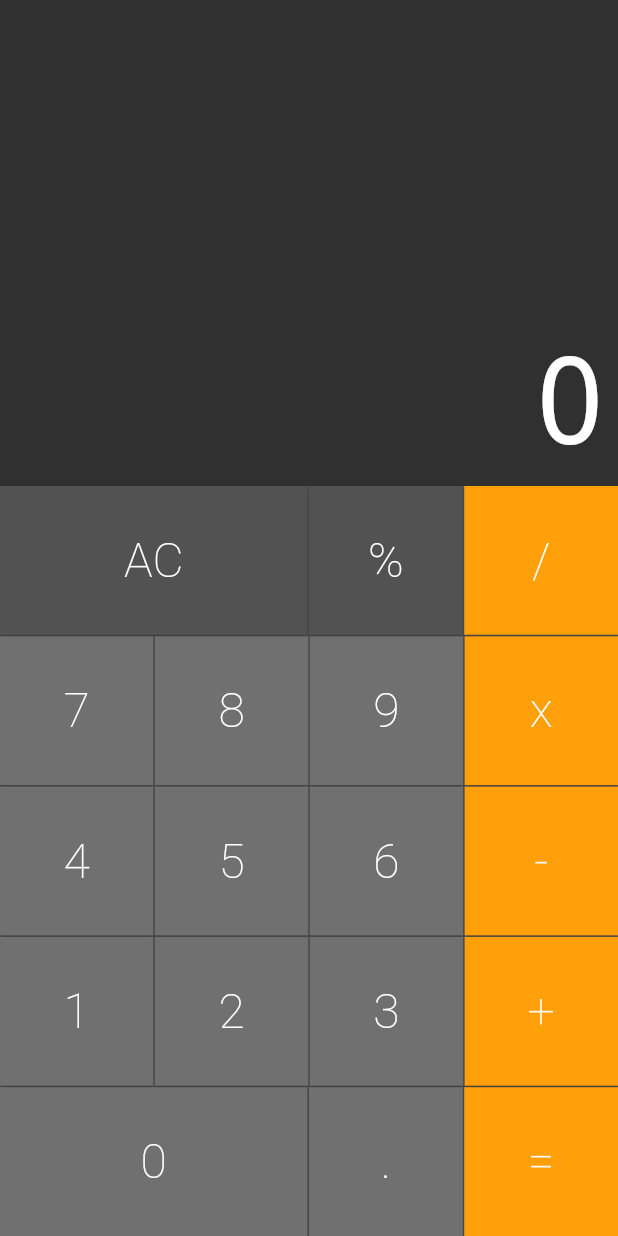
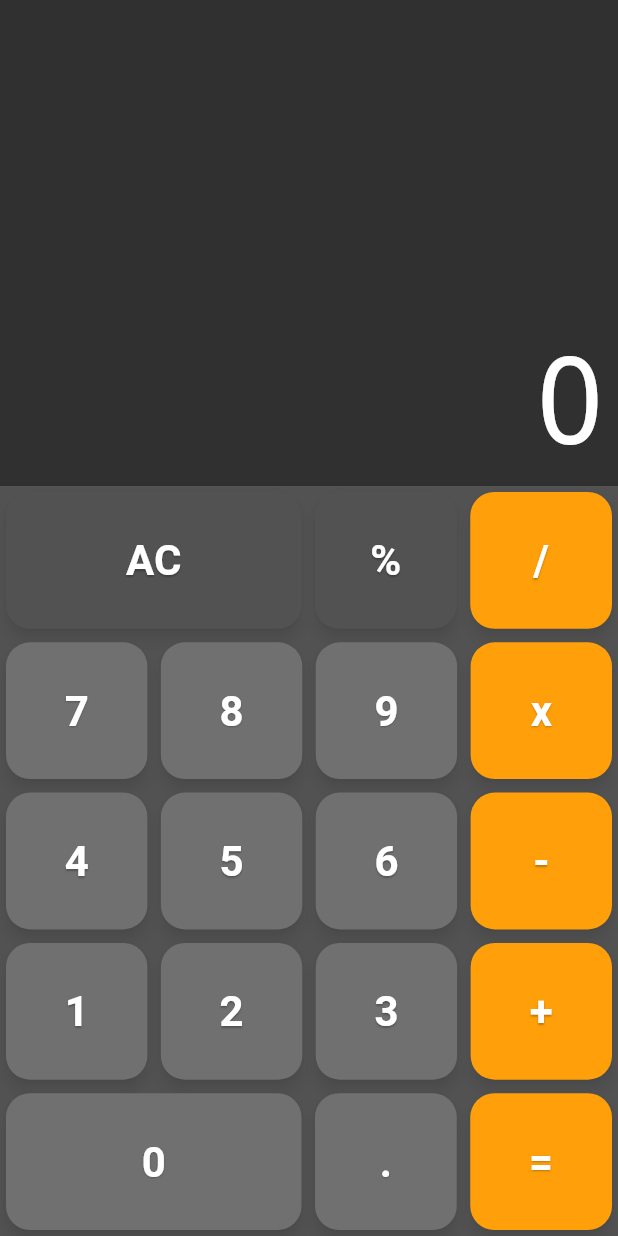
Before and after one commit to manuelcardoso5005/calculadora-phone, a Flutter app: the screen it shows after launch, on a phone screen of 412 x 824 dp. Run offline on Flutter 3.47's test engine with Material 3 defaults, Android fonts, the phone set to English and light mode, and no system bars; drawn by our look-alikes of auto_size_text.

Commit message:
change the visual

```diff
--- a/lib/components/button.dart
+++ b/lib/components/button.dart
@@ -1,9 +1,9 @@
 import 'package:flutter/material.dart';
 
 class Button extends StatelessWidget {
-  static const DARK = Color.fromRGBO(82, 82, 82, 1);
-  static const OPERATION = Color.fromRGBO(255, 159, 10, 1);
-  static const DEFAULT = Color.fromRGBO(112, 112, 112, 1);
+  static const DARK = Color(0xFF525252);
+  static const OPERATION = Color(0xFFFF9F0A);
+  static const DEFAULT = Color(0xFF707070);
 
   final String text;
   final bool big;
@@ -46,21 +46,33 @@ class Button extends StatelessWidget {
   Widget build(BuildContext context) {
     return Expanded(
       flex: big ? 2 : 1,
+      child: Padding(
+        padding: const EdgeInsets.all(4.0), // espaço entre os botões
         child: ElevatedButton(
           style: ElevatedButton.styleFrom(
             backgroundColor: color,
-          shape: const RoundedRectangleBorder(
-            borderRadius: BorderRadius.zero, // sem arredondamento
+            shape: RoundedRectangleBorder(
+              borderRadius: BorderRadius.circular(16), // bordas arredondadas
             ),
+            padding: EdgeInsets.symmetric(vertical: 22), // botão mais alto
+            elevation: 4, // sombra suave
+            shadowColor: Colors.black45,
           ),
-
           onPressed: () => onPressed(text),
           child: Text(
             text,
             style: TextStyle(
               color: Colors.white,
-            fontSize: 32,
-            fontWeight: FontWeight.w200,
+              fontSize: 28,
+              fontWeight: FontWeight.bold,
+              shadows: [
+                Shadow(
+                  offset: Offset(0, 1),
+                  blurRadius: 1,
+                  color: Colors.black26,
+                ),
+              ],
+            ),
           ),
         ),
       ),
```
Lines whose indentation alone changed are shown as unchanged.
